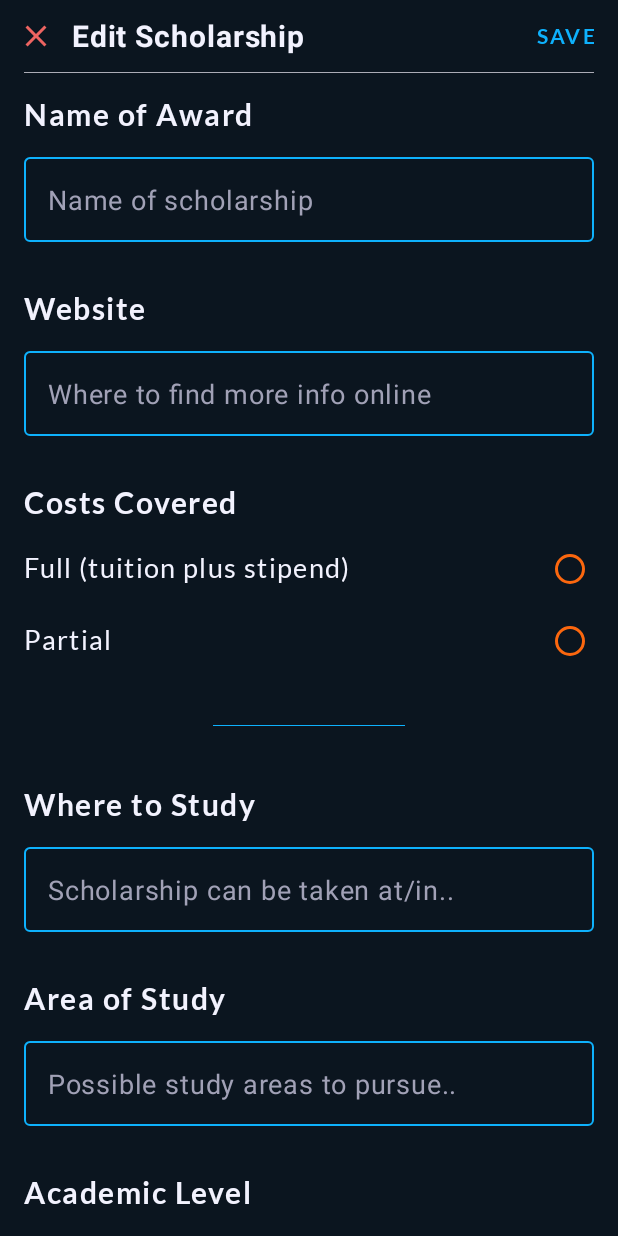
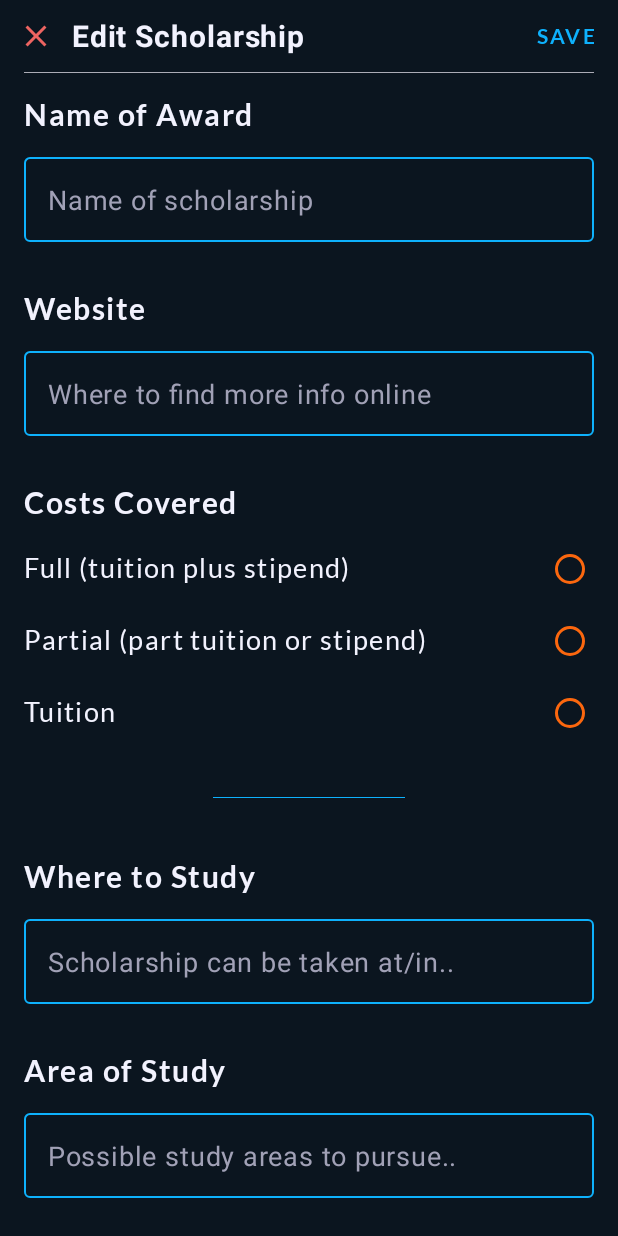
Before and after one commit to FitzEdin/TakeNote, an Android app: the EditItemFragment screen opened through its navigation route, on a phone screen of 412 x 824 dp. Run offline under Robolectric (Android 15) with nearby library versions, the phone set to English and light mode, and no system bars; our stand-ins replace Volley; libraries missing offline, so code that uses them is left out: io.realm, io.realm.kotlin; network calls fail; 2 statements that could not run were skipped.

Commit message:
added section for just tuition funding.. removed unexpected navigation to EditItemFragment from search icon on EditListFragment UI..

```diff
--- a/app/src/main/java/kn/muscovado/scholarships/admin/EditItemFragment.kt
+++ b/app/src/main/java/kn/muscovado/scholarships/admin/EditItemFragment.kt
@@ -68,6 +68,7 @@ class EditItemFragment : Fragment() {
         when(item?.coverage) {
             constants.FULL -> full_coverage_rbtn.isChecked = true
             constants.PARTIAL -> partial_coverage_rbtn.isChecked = true
+            constants.TUITION -> tuition_coverage_rbtn.isChecked = true
         }
 
         // check boxes
@@ -103,8 +104,10 @@ class EditItemFragment : Fragment() {
         // save info from radio button
         if(full_coverage_rbtn.isChecked){
             item?.coverage = constants.FULL
-        }else{
+        }else if(partial_coverage_rbtn.isChecked){
             item?.coverage = constants.PARTIAL
+        }else if(tuition_coverage_rbtn.isChecked){
+            item?.coverage = constants.TUITION
         }
 
         // save info from switch
@@ -112,6 +115,7 @@ class EditItemFragment : Fragment() {
             true -> constants.STATUS_VETTED
             false -> constants.STATUS_NEW
         }
+
         realm.commitTransaction()
 
     }
--- a/app/src/main/java/kn/muscovado/scholarships/admin/EditListFragment.kt
+++ b/app/src/main/java/kn/muscovado/scholarships/admin/EditListFragment.kt
@@ -34,9 +34,8 @@ class EditListFragment : Fragment() {
             Navigation.createNavigateOnClickListener(R.id.action_editListFrag_pop)
         )
         // to edit item
-        search_edit_list.setOnClickListener(
-            Navigation.createNavigateOnClickListener(R.id.action_to_editItemFrag)
-        )
+        search_edit_list.setOnClickListener{}
+
 
 
         sectionsPagerAdapter =
--- a/app/src/main/java/kn/muscovado/scholarships/utils/Constants.kt
+++ b/app/src/main/java/kn/muscovado/scholarships/utils/Constants.kt
@@ -45,6 +45,7 @@ class Constants{
     val STATUS_VETTED = "vetted"
     val UNVETTED_ITEM = ""
 
+    val TUITION = "Tuition"
     val PARTIAL = "Partial"
     val FULL = "Full"
 
--- a/app/src/main/res/layout/fragment_edit_item.xml
+++ b/app/src/main/res/layout/fragment_edit_item.xml
@@ -259,6 +259,24 @@
                             android:fontFamily="@font/lato_regular"
                             android:letterSpacing="0.05"/>
 
+                    <TextView
+                            android:id="@+id/coverage_tuition_label"
+
+                            android:layout_width="match_parent"
+                            android:layout_height="@dimen/touch_item_size"
+
+                            android:layout_below="@id/coverage_partial_label"
+
+                            android:layout_gravity="left|center"
+
+                            android:paddingTop="4dp"
+
+                            android:text="@string/label_coverage_tuition"
+                            android:textSize="@dimen/dl_text_size"
+                            android:textColor="@color/colorText"
+                            android:fontFamily="@font/lato_regular"
+                            android:letterSpacing="0.05"/>
+
                     <RadioGroup
                             android:layout_width="@dimen/touch_item_md"
                             android:layout_height="match_parent"
@@ -277,6 +295,16 @@
 
                         <RadioButton
                                 android:id="@+id/partial_coverage_rbtn"
+                                android:layout_width="@dimen/touch_item_md"
+                                android:layout_height="@dimen/touch_item_size"
+
+                                android:buttonTint="@color/colorAccent"
+
+                                android:layout_gravity="right"
+                                android:gravity="right"/>
+
+                        <RadioButton
+                                android:id="@+id/tuition_coverage_rbtn"
                                 android:layout_width="@dimen/touch_item_md"
                                 android:layout_height="@dimen/touch_item_size"
 
--- a/app/src/main/res/values/strings.xml
+++ b/app/src/main/res/values/strings.xml
@@ -41,7 +41,8 @@
     <string name="label_programme">         Area of Study</string>
     <string name="label_location">          Where to Study</string>
     <string name="hint_location">           Scholarship can be taken at/in..</string>
-    <string name="label_coverage_partial">  Partial</string>
+    <string name="label_coverage_partial">  Partial (part tuition or stipend)</string>
+    <string name="label_coverage_tuition">  Tuition</string>
     <string name="label_coverage_full">     Full (tuition plus stipend)</string>
     <string name="label_coverage">          Costs Covered</string>
     <string name="hint_link">               Where to find more info online</string>
```
